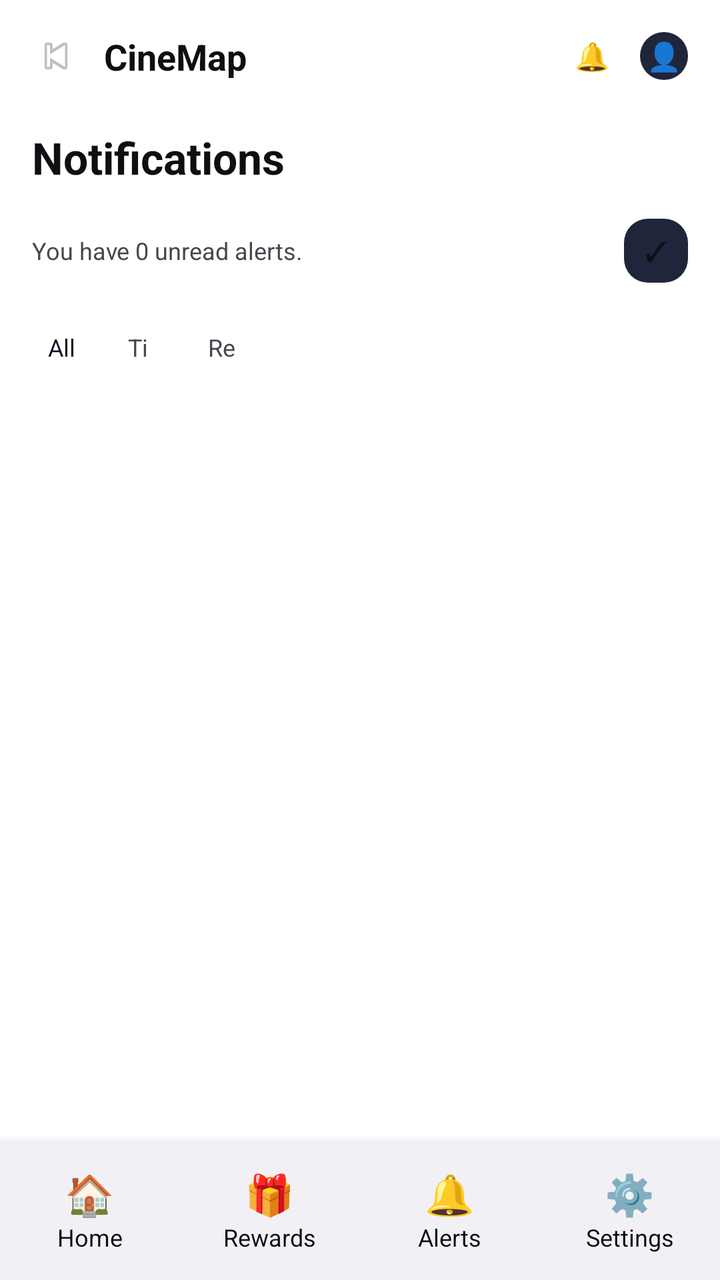
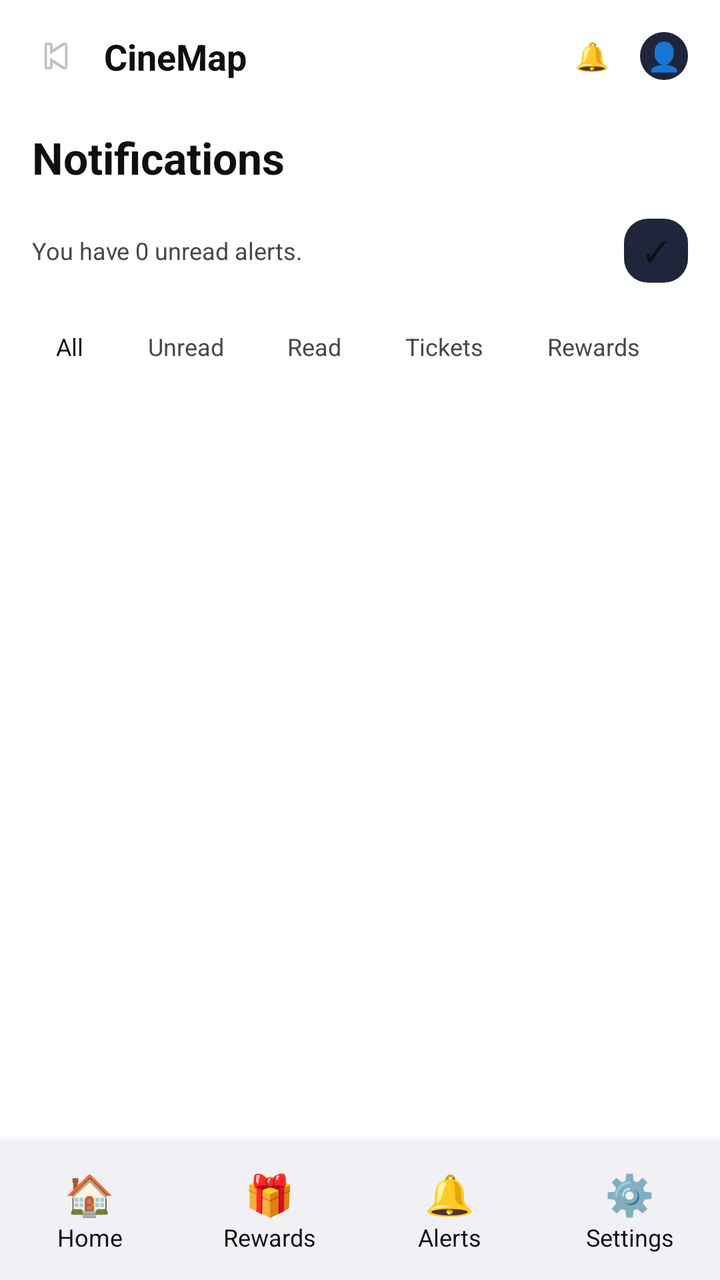

The first picture is an Android layout as it rendered before a commit; the second is the same layout after the commit. The layout source and the unified diff follow.
<!-- AndroidManifest.xml: application theme Theme.CineMap -->
<!-- res/layout/activity_notifications.xml -->
<?xml version="1.0" encoding="utf-8"?>
<LinearLayout xmlns:android="http://schemas.android.com/apk/res/android"
    android:layout_width="match_parent"
    android:layout_height="match_parent"
    android:orientation="vertical"
    android:background="?attr/colorBackground">

    
    <LinearLayout
        android:layout_width="match_parent"
        android:layout_height="56dp"
        android:orientation="horizontal"
        android:padding="16dp"
        android:gravity="center_vertical">

        <ImageView
            android:id="@+id/btnHome"
            android:layout_width="24dp"
            android:layout_height="24dp"
            android:src="@android:drawable/ic_media_previous"
            android:layout_marginEnd="12dp"/>

        <TextView
            android:layout_width="0dp"
            android:layout_weight="1"
            android:layout_height="wrap_content"
            android:text="CineMap"
            android:textColor="?attr/colorOnBackground"
            android:textSize="18sp"
            android:textStyle="bold"/>

        <TextView
            android:layout_width="24dp"
            android:layout_height="24dp"
            android:text="🔔"
            android:gravity="center"
            android:layout_marginEnd="12dp"/>

        <TextView
            android:layout_width="24dp"
            android:layout_height="24dp"
            android:text="👤"
            android:gravity="center"
            android:background="@drawable/bg_circle_icon"/>
    </LinearLayout>

    <TextView
        android:layout_width="wrap_content"
        android:layout_height="wrap_content"
        android:text="Notifications"
        android:textColor="?attr/colorOnBackground"
        android:textSize="22sp"
        android:textStyle="bold"
        android:layout_marginStart="16dp"
        android:layout_marginTop="8dp"/>

    <LinearLayout
        android:layout_width="match_parent"
        android:layout_height="wrap_content"
        android:orientation="horizontal"
        android:layout_margin="16dp"
        android:gravity="center_vertical">

        <TextView
            android:id="@+id/tvUnread"
            android:layout_width="0dp"
            android:layout_weight="1"
            android:layout_height="wrap_content"
            android:text="You have 0 unread alerts."
            android:textColor="?attr/colorOnSurfaceVariant"
            android:textSize="12sp"/>

        <TextView
            android:id="@+id/btnMarkAll"
            android:layout_width="32dp"
            android:layout_height="32dp"
            android:text="✓"
            android:gravity="center"
            android:background="@drawable/bg_circle_icon"
            android:textColor="?attr/colorOnBackground"/>
    </LinearLayout>

    <HorizontalScrollView
        android:layout_width="match_parent"
        android:layout_height="wrap_content"
        android:scrollbars="none"
        android:layout_marginBottom="8dp">

        <LinearLayout
            android:layout_width="wrap_content"
            android:layout_height="wrap_content"
            android:orientation="horizontal"
            android:paddingStart="16dp">

            <TextView
                android:layout_width="32dp"
                android:layout_height="32dp"
                android:id="@+id/chipAll"
                android:text="All"
                android:padding="8dp"
                android:background="@drawable/bg_chip_selected"
                android:textColor="#0B1020"
                android:layout_marginEnd="8dp"
                android:textSize="12sp"/>
            <TextView
                android:layout_width="32dp"
                android:layout_height="32dp"
                android:id="@+id/chipTickets"
                android:text="Tickets"
                android:padding="8dp"
                android:background="@drawable/bg_chip_unselected"
                android:textColor="?attr/colorOnSurfaceVariant"
                android:layout_marginEnd="8dp"
                android:textSize="12sp"/>
            <TextView
                android:layout_width="32dp"
                android:layout_height="32dp"
                android:id="@+id/chipRewards"
                android:text="Rewards"
                android:padding="8dp"
                android:background="@drawable/bg_chip_unselected"
                android:textColor="?attr/colorOnSurfaceVariant"
                android:layout_marginEnd="8dp"
                android:textSize="12sp"/>
        </LinearLayout>
    </HorizontalScrollView>

    <ScrollView
        android:layout_width="match_parent"
        android:layout_height="0dp"
        android:layout_weight="1">

        <LinearLayout
            android:id="@+id/notificationsContainer"
            android:layout_width="match_parent"
            android:layout_height="wrap_content"
            android:orientation="vertical"
            android:padding="16dp">
        </LinearLayout>
    </ScrollView>

    <include layout="@layout/layout_bottom_nav"/>
</LinearLayout>
<!-- res/layout/layout_bottom_nav.xml (included above) -->
<?xml version="1.0" encoding="utf-8"?>
<LinearLayout xmlns:android="http://schemas.android.com/apk/res/android"
    android:layout_width="match_parent"
    android:layout_height="70dp"
    android:orientation="horizontal"
    android:background="?attr/colorCard"
    android:gravity="center"
    android:elevation="8dp">

    <LinearLayout android:id="@+id/navHome" android:layout_width="0dp" android:layout_weight="1" android:layout_height="match_parent" android:orientation="vertical" android:gravity="center" android:clickable="true" android:focusable="true">
        <TextView android:layout_width="wrap_content" android:layout_height="wrap_content" android:text="🏠" android:textSize="20sp"/>
        <TextView android:layout_width="wrap_content" android:layout_height="wrap_content" android:text="Home" android:textColor="?attr/colorText" android:textSize="12sp"/>
    </LinearLayout>
    <LinearLayout android:id="@+id/navRewards" android:layout_width="0dp" android:layout_weight="1" android:layout_height="match_parent" android:orientation="vertical" android:gravity="center">
        <TextView android:layout_width="wrap_content" android:layout_height="wrap_content" android:text="🎁" android:textSize="20sp"/>
        <TextView android:layout_width="wrap_content" android:layout_height="wrap_content" android:text="Rewards" android:textColor="?attr/colorText" android:textSize="12sp"/>
    </LinearLayout>
    <LinearLayout android:id="@+id/navNotifications" android:layout_width="0dp" android:layout_weight="1" android:layout_height="match_parent" android:orientation="vertical" android:gravity="center">
        <TextView android:layout_width="wrap_content" android:layout_height="wrap_content" android:text="🔔" android:textSize="20sp"/>
        <TextView android:layout_width="wrap_content" android:layout_height="wrap_content" android:text="Alerts" android:textColor="?attr/colorText" android:textSize="12sp"/>
    </LinearLayout>
    <LinearLayout android:id="@+id/navSettings" android:layout_width="0dp" android:layout_weight="1" android:layout_height="match_parent" android:orientation="vertical" android:gravity="center">
        <TextView android:layout_width="wrap_content" android:layout_height="wrap_content" android:text="⚙️" android:textSize="20sp"/>
        <TextView android:layout_width="wrap_content" android:layout_height="wrap_content" android:text="Settings" android:textColor="?attr/colorText" android:textSize="12sp"/>
    </LinearLayout>
</LinearLayout>
<!-- resources referenced by this layout -->
<resources>
  <!-- drawable bg_chip_selected (drawable) -->
  <?xml version="1.0" encoding="utf-8"?>
  <shape xmlns:android="http://schemas.android.com/apk/res/android">
      <solid android:color="#FFFFFF"/>
      <corners android:radius="20dp"/>
  </shape>
  <!-- drawable bg_chip_unselected (drawable) -->
  <?xml version="1.0" encoding="utf-8"?>
  <shape xmlns:android="http://schemas.android.com/apk/res/android">
      <solid android:color="#FFFFFF"/>
      <corners android:radius="20dp"/>
  </shape>
  <!-- drawable bg_circle_icon (drawable) -->
  <?xml version="1.0" encoding="utf-8"?>
  <shape xmlns:android="http://schemas.android.com/apk/res/android">
      <solid android:color="#1F263B"/>
      <corners android:radius="12dp"/>
  </shape>
  <style name="Theme.CineMap" parent="Theme.Material3.Light.NoActionBar">
          <item name="colorBackground">@android:color/white</item>
          <item name="colorOnBackground">#0F0F13</item>
          <item name="colorSurface">@android:color/white</item>
          <item name="colorOnSurface">#0F0F13</item>
          <item name="colorCard">#F1F1F5</item>
          <item name="colorText">#0F0F13</item>
          <item name="android:windowBackground">@android:color/white</item>
      </style>
</resources>

<!-- the commit's change to res/layout/activity_notifications.xml (unified diff, before → after) -->
@@ -93,31 +93,56 @@
             android:paddingStart="16dp">
 
             <TextView
-                android:layout_width="32dp"
+                android:layout_width="wrap_content"
                 android:layout_height="32dp"
                 android:id="@+id/chipAll"
                 android:text="All"
-                android:padding="8dp"
+                android:paddingHorizontal="12dp"
+                android:gravity="center"
                 android:background="@drawable/bg_chip_selected"
                 android:textColor="#0B1020"
                 android:layout_marginEnd="8dp"
                 android:textSize="12sp"/>
             <TextView
-                android:layout_width="32dp"
+                android:layout_width="wrap_content"
                 android:layout_height="32dp"
-                android:id="@+id/chipTickets"
-                android:text="Tickets"
-                android:padding="8dp"
+                android:id="@+id/chipUnread"
+                android:text="Unread"
+                android:paddingHorizontal="12dp"
+                android:gravity="center"
                 android:background="@drawable/bg_chip_unselected"
                 android:textColor="?attr/colorOnSurfaceVariant"
                 android:layout_marginEnd="8dp"
                 android:textSize="12sp"/>
             <TextView
-                android:layout_width="32dp"
+                android:layout_width="wrap_content"
+                android:layout_height="32dp"
+                android:id="@+id/chipRead"
+                android:text="Read"
+                android:paddingHorizontal="12dp"
+                android:gravity="center"
+                android:background="@drawable/bg_chip_unselected"
+                android:textColor="?attr/colorOnSurfaceVariant"
+                android:layout_marginEnd="8dp"
+                android:textSize="12sp"/>
+            <TextView
+                android:layout_width="wrap_content"
+                android:layout_height="32dp"
+                android:id="@+id/chipTickets"
+                android:text="Tickets"
+                android:paddingHorizontal="12dp"
+                android:gravity="center"
+                android:background="@drawable/bg_chip_unselected"
+                android:textColor="?attr/colorOnSurfaceVariant"
+                android:layout_marginEnd="8dp"
+                android:textSize="12sp"/>
+            <TextView
+                android:layout_width="wrap_content"
                 android:layout_height="32dp"
                 android:id="@+id/chipRewards"
                 android:text="Rewards"
-                android:padding="8dp"
+                android:paddingHorizontal="12dp"
+                android:gravity="center"
                 android:background="@drawable/bg_chip_unselected"
                 android:textColor="?attr/colorOnSurfaceVariant"
                 android:layout_marginEnd="8dp"
